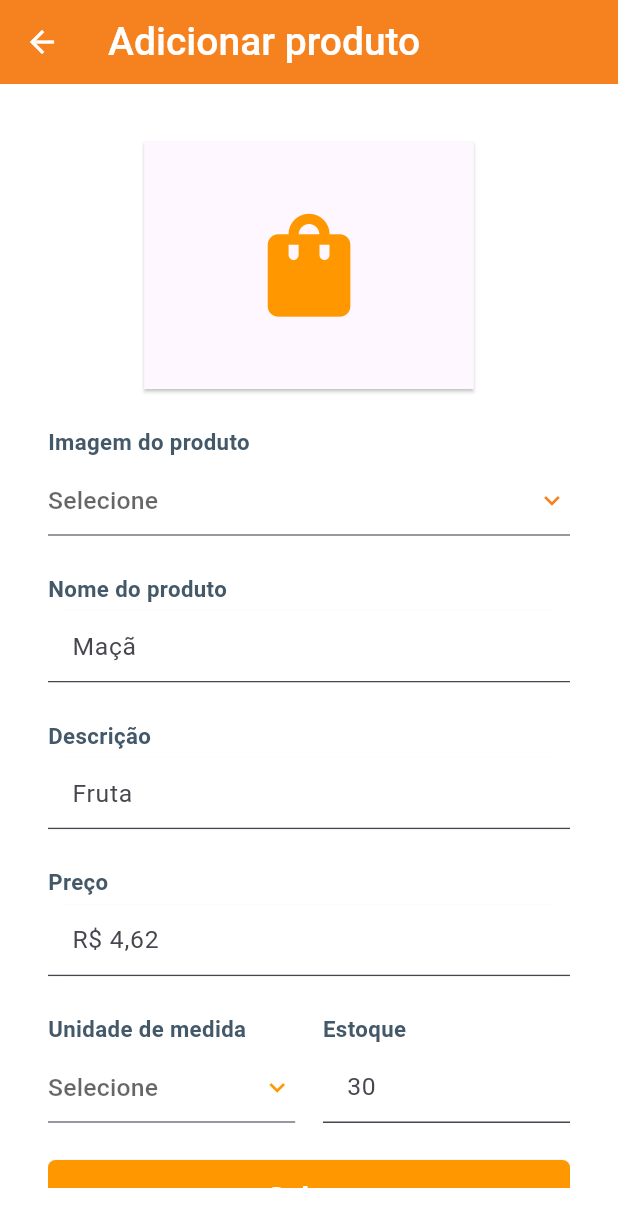
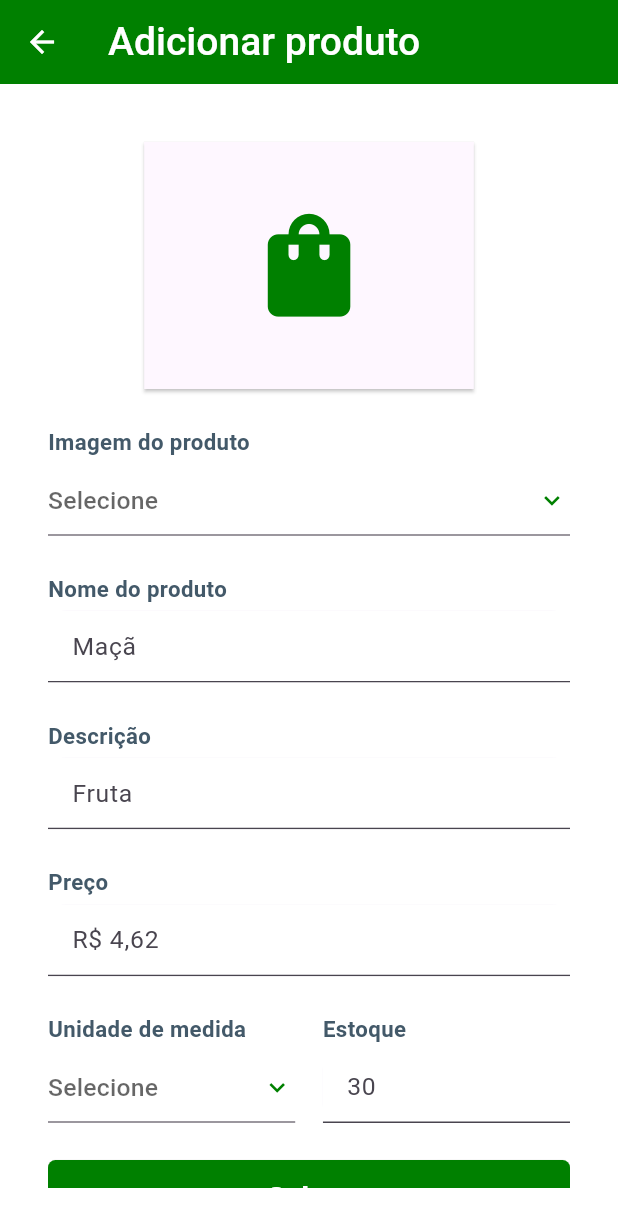
Before and after one commit to lmtsufape/assim-app-comercio-vendedores, a Flutter app: the AddProductsScreen screen opened directly, on a phone screen of 412 x 824 dp. Shown: the top 1227 px of the screen. Run offline on Flutter 3.47's test engine with Material 3 defaults, Android fonts, the phone set to English and light mode, and no system bars; our stand-ins replace bot_toast, currency_text_input_formatter, device_preview, dio, file_picker, flutter_local_notifications and 9 more; missing offline and left inert: rate_my_app; accounts and stored records are empty; network calls fail; statements that could not run were skipped.

Commit message:
Style changes

```diff
--- a/lib/screens/add_products/components/dropdown_qtd_add_product.dart
+++ b/lib/screens/add_products/components/dropdown_qtd_add_product.dart
@@ -59,7 +59,7 @@ class _DropDownQtdAddProductState extends State<DropDownQtdAddProduct> {
                       isExpanded: true,
                       icon: Icon(
                         Icons.keyboard_arrow_down,
-                        color: Colors.orange,
+                        color: kDetailColor,
                         size: size.width * 0.05,
                       ),
                       hint: Text(
--- a/lib/screens/add_products/components/elevated_button_add_product.dart
+++ b/lib/screens/add_products/components/elevated_button_add_product.dart
@@ -15,7 +15,7 @@ class ElevatedButtonAddProduct extends StatefulWidget {
 
   static ButtonStyle styleEditProduct =
       ElevatedButton.styleFrom(
-    backgroundColor: Colors.orange,
+    backgroundColor: kDetailColor,
     shape: RoundedRectangleBorder(
         borderRadius: BorderRadius.circular(5)),
   );
--- a/lib/screens/add_products/components/image_edit.dart
+++ b/lib/screens/add_products/components/image_edit.dart
@@ -2,6 +2,7 @@ import 'dart:convert';
 
 import 'package:flutter/material.dart';
 import 'package:thunderapp/screens/add_products/add_products_controller.dart';
+import 'package:thunderapp/shared/constants/style_constants.dart';
 import '../../../shared/core/models/table_products_model.dart';
 
 class ImageEdit extends StatefulWidget {
@@ -48,7 +49,7 @@ class _ImageEditState extends State<ImageEdit> {
             child: Icon(
               Icons.shopping_bag,
               size: size.height * 0.1,
-              color: Colors.orange,
+              color: kDetailColor,
             ),
           ),
         ),
--- a/lib/screens/edit_products/components/dropdown_qtd_edit_product.dart
+++ b/lib/screens/edit_products/components/dropdown_qtd_edit_product.dart
@@ -66,7 +66,7 @@ class _DropDownQtdEditProductState
                       isExpanded: true,
                       icon: Icon(
                         Icons.keyboard_arrow_down,
-                        color: Colors.orange,
+                        color: kDetailColor,
                         size: size.width * 0.05,
                       ),
                       hint: Text(
--- a/lib/screens/edit_products/components/elevated_button_back_add_product.dart
+++ b/lib/screens/edit_products/components/elevated_button_back_add_product.dart
@@ -75,7 +75,7 @@ class _ElevatedButtonBackAddProductState
         style: OutlinedButton.styleFrom(
           backgroundColor: Colors.white,
           side: const BorderSide(
-              color: Colors.orange, width: 1.5),
+              color: kDetailColor, width: 1.5),
           shape: RoundedRectangleBorder(
             borderRadius: BorderRadius.circular(5),
           ),
@@ -83,7 +83,7 @@ class _ElevatedButtonBackAddProductState
         child: Text(
           'Voltar',
           style: TextStyle(
-              color: Colors.orange,
+              color: kDetailColor,
               fontSize: size.height * 0.024,
               fontWeight: FontWeight.bold),
         ),
--- a/lib/screens/edit_products/components/elevated_button_edit_product.dart
+++ b/lib/screens/edit_products/components/elevated_button_edit_product.dart
@@ -21,7 +21,7 @@ class ElevatedButtonEditProduct extends StatefulWidget {
 
   static ButtonStyle styleEditProduct =
       ElevatedButton.styleFrom(
-    backgroundColor: Colors.orange,
+    backgroundColor: kDetailColor,
     shape: RoundedRectangleBorder(
         borderRadius: BorderRadius.circular(5)),
   );
--- a/lib/screens/edit_products/edit_products_screen.dart
+++ b/lib/screens/edit_products/edit_products_screen.dart
@@ -333,7 +333,7 @@ class _EditProductsScreenState extends State<EditProductsScreen> {
                       style: OutlinedButton.styleFrom(
                         backgroundColor: Colors.white,
                         side:
-                            const BorderSide(color: Colors.orange, width: 1.5),
+                            const BorderSide(color: kDetailColor, width: 1.5),
                         shape: RoundedRectangleBorder(
                           borderRadius: BorderRadius.circular(5),
                         ),
@@ -341,7 +341,7 @@ class _EditProductsScreenState extends State<EditProductsScreen> {
                       child: Text(
                         'Voltar',
                         style: TextStyle(
-                            color: Colors.orange,
+                            color: kDetailColor,
                             fontSize: size.height * 0.024,
                             fontWeight: FontWeight.w500),
                       ),
--- a/lib/screens/signin/sign_in_screen.dart
+++ b/lib/screens/signin/sign_in_screen.dart
@@ -30,8 +30,8 @@ class SignInScreen extends StatelessWidget {
               child: Container(
                 decoration: const BoxDecoration(
                   gradient: LinearGradient(colors: [
-                    Color(0xFFF87416),
-                    Color(0xFFFFB41D),
+                    Color(0xFF008000),
+                    Color(0xFF63A355),
                     //Colors.deepOrangeAccent,
                     //Colors.orangeAccent,
                   ]),
@@ -294,7 +294,7 @@ class SignInScreen extends StatelessWidget {
                                             color: Colors.transparent),
                                         Text(
                                           textAlign: TextAlign.center,
-                                          'VIDA AGROECOLÓGICA',
+                                          'ASSIM',
                                           style: TextStyle(
                                               fontWeight: FontWeight.w700,
                                               fontSize: size.height * 0.032,
--- a/lib/shared/constants/style_constants.dart
+++ b/lib/shared/constants/style_constants.dart
@@ -13,10 +13,11 @@ final kSecondaryFontFamily =
 final kDescriptionFontFamily =
     GoogleFonts.firaSans().fontFamily;
 //**LIGHT COLORS */
-const Color kPrimaryColor = Color(0xFFF5821F);
+const Color kPrimaryColor = Color(0xFF008000);
+
 const Color kBackgroundColor = Colors.white;
 const Color kSecondaryColor = Color(0xFF435969);
-const Color kDetailColor = Color(0xFFF5821F);
+const Color kDetailColor = Color(0xFF008000);
 const Color kOnBackgroundColor = Color(0xFF212931);
 const Color kTextColor = Colors.white;
 const Color kOnSurfaceColor = Colors.white;
```
